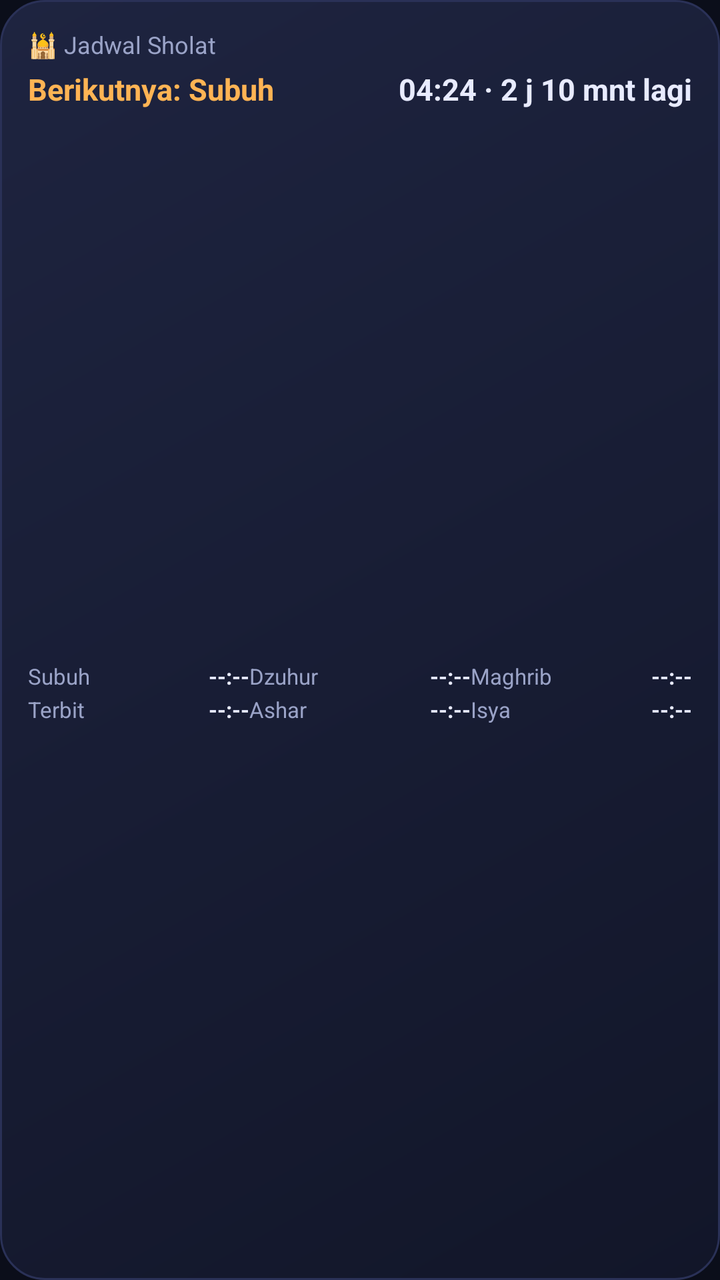
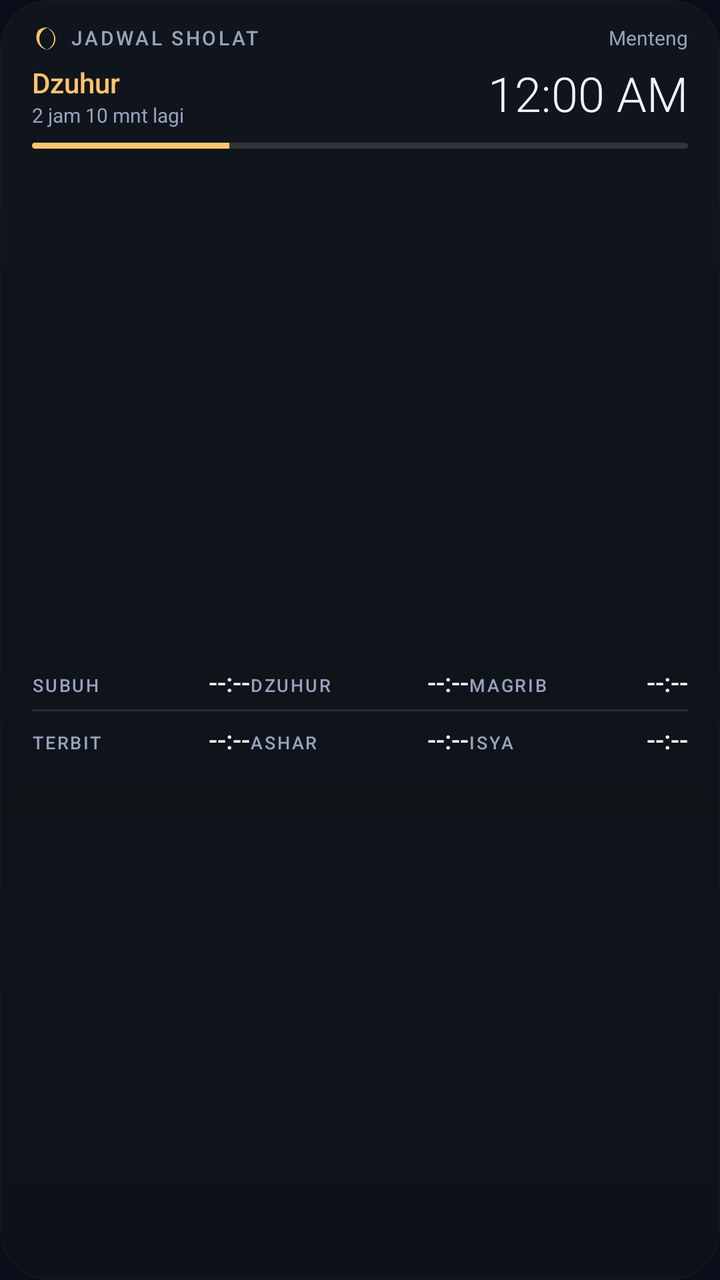

An Android layout rendered at two revisions. The XML below is the earlier revision; the diff shows what the commit changed to produce the second picture.
<!-- AndroidManifest.xml: application theme AppTheme -->
<!-- res/layout/widget_prayer.xml -->
<?xml version="1.0" encoding="utf-8"?>
<LinearLayout xmlns:android="http://schemas.android.com/apk/res/android"
    android:layout_width="match_parent"
    android:layout_height="match_parent"
    android:orientation="vertical"
    android:background="@drawable/widget_bg"
    android:padding="14dp">

    <LinearLayout
        android:layout_width="match_parent"
        android:layout_height="wrap_content"
        android:orientation="horizontal"
        android:gravity="center_vertical">

        <TextView
            android:id="@+id/wpLoc"
            android:layout_width="0dp"
            android:layout_weight="1"
            android:layout_height="wrap_content"
            android:textColor="#9AA3C7"
            android:textSize="12sp"
            android:singleLine="true"
            android:ellipsize="end"
            android:text="🕌 Jadwal Sholat" />
    </LinearLayout>

    <LinearLayout
        android:layout_width="match_parent"
        android:layout_height="wrap_content"
        android:orientation="horizontal"
        android:layout_marginTop="4dp"
        android:gravity="center_vertical">

        <TextView
            android:id="@+id/wpNextName"
            android:layout_width="0dp"
            android:layout_weight="1"
            android:layout_height="wrap_content"
            android:textColor="#FFB454"
            android:textSize="15sp"
            android:textStyle="bold"
            android:text="Berikutnya: Subuh" />

        <TextView
            android:id="@+id/wpNextTime"
            android:layout_width="wrap_content"
            android:layout_height="wrap_content"
            android:textColor="#E8EBFF"
            android:textSize="15sp"
            android:textStyle="bold"
            android:text="04:24 · 2 j 10 mnt lagi" />
    </LinearLayout>

    <LinearLayout
        android:layout_width="match_parent"
        android:layout_height="0dp"
        android:layout_weight="1"
        android:orientation="vertical"
        android:layout_marginTop="10dp"
        android:gravity="center">

        <LinearLayout style="@style/WPRow">
            <TextView style="@style/WPName" android:id="@+id/wpL1" android:text="Subuh" />
            <TextView style="@style/WPTime" android:id="@+id/wpFajr" android:text="--:--" />
            <TextView style="@style/WPName" android:id="@+id/wpL2" android:text="Dzuhur" />
            <TextView style="@style/WPTime" android:id="@+id/wpDhuhr" android:text="--:--" />
            <TextView style="@style/WPName" android:id="@+id/wpL3" android:text="Maghrib" />
            <TextView style="@style/WPTime" android:id="@+id/wpMaghrib" android:text="--:--" />
        </LinearLayout>

        <LinearLayout style="@style/WPRow">
            <TextView style="@style/WPName" android:id="@+id/wpL4" android:text="Terbit" />
            <TextView style="@style/WPTime" android:id="@+id/wpSunrise" android:text="--:--" />
            <TextView style="@style/WPName" android:id="@+id/wpL5" android:text="Ashar" />
            <TextView style="@style/WPTime" android:id="@+id/wpAsr" android:text="--:--" />
            <TextView style="@style/WPName" android:id="@+id/wpL6" android:text="Isya" />
            <TextView style="@style/WPTime" android:id="@+id/wpIsha" android:text="--:--" />
        </LinearLayout>
    </LinearLayout>
</LinearLayout>
<!-- resources referenced by this layout -->
<resources>
  <!-- drawable widget_bg (drawable) -->
  <?xml version="1.0" encoding="utf-8"?>
  <shape xmlns:android="http://schemas.android.com/apk/res/android" android:shape="rectangle">
      <corners android:radius="22dp" />
      <gradient
          android:angle="315"
          android:startColor="#FF1E2440"
          android:endColor="#FF121629"
          android:type="linear" />
      <stroke android:width="1dp" android:color="#FF2A3157" />
  </shape>
  <style name="WPName">
          <item name="android:layout_width">0dp</item>
          <item name="android:layout_height">wrap_content</item>
          <item name="android:layout_weight">1</item>
          <item name="android:textColor">#9AA3C7</item>
          <item name="android:textSize">11sp</item>
      </style>
  <style name="WPRow">
          <item name="android:layout_width">match_parent</item>
          <item name="android:layout_height">wrap_content</item>
          <item name="android:orientation">horizontal</item>
          <item name="android:layout_marginTop">2dp</item>
      </style>
  <style name="WPTime">
          <item name="android:layout_width">0dp</item>
          <item name="android:layout_height">wrap_content</item>
          <item name="android:layout_weight">1</item>
          <item name="android:textColor">#E8EBFF</item>
          <item name="android:textSize">11sp</item>
          <item name="android:textStyle">bold</item>
          <item name="android:gravity">right</item>
      </style>
  <color name="bg_dark">#0B0E1A</color>
  <color name="accent">#7C5CFF</color>
  <color name="accent2">#FFB454</color>
  <!-- unchanged entries left out for length: 1 -->
</resources>

<!-- the commit's change to res/layout/widget_prayer.xml (unified diff, before → after) -->
@@ -1,80 +1,140 @@
 <?xml version="1.0" encoding="utf-8"?>
-<LinearLayout xmlns:android="http://schemas.android.com/apk/res/android"
+<FrameLayout xmlns:android="http://schemas.android.com/apk/res/android"
     android:layout_width="match_parent"
     android:layout_height="match_parent"
-    android:orientation="vertical"
-    android:background="@drawable/widget_bg"
-    android:padding="14dp">
+    android:background="@drawable/widget_bg">
 
     <LinearLayout
         android:layout_width="match_parent"
-        android:layout_height="wrap_content"
-        android:orientation="horizontal"
-        android:gravity="center_vertical">
+        android:layout_height="match_parent"
+        android:orientation="vertical"
+        android:paddingLeft="16dp"
+        android:paddingRight="16dp"
+        android:paddingTop="12dp"
+        android:paddingBottom="12dp">
 
-        <TextView
-            android:id="@+id/wpLoc"
-            android:layout_width="0dp"
-            android:layout_weight="1"
+        
+        <LinearLayout
+            android:layout_width="match_parent"
             android:layout_height="wrap_content"
-            android:textColor="#9AA3C7"
-            android:textSize="12sp"
-            android:singleLine="true"
-            android:ellipsize="end"
-            android:text="🕌 Jadwal Sholat" />
-    </LinearLayout>
+            android:orientation="horizontal"
+            android:gravity="center_vertical">
 
-    <LinearLayout
-        android:layout_width="match_parent"
-        android:layout_height="wrap_content"
-        android:orientation="horizontal"
-        android:layout_marginTop="4dp"
-        android:gravity="center_vertical">
+            <ImageView
+                android:layout_width="13dp"
+                android:layout_height="13dp"
+                android:src="@drawable/ic_w_crescent"
+                android:contentDescription="@null" />
 
-        <TextView
-            android:id="@+id/wpNextName"
-            android:layout_width="0dp"
-            android:layout_weight="1"
-            android:layout_height="wrap_content"
-            android:textColor="#FFB454"
-            android:textSize="15sp"
-            android:textStyle="bold"
-            android:text="Berikutnya: Subuh" />
+            <TextView
+                style="@style/WaLabel"
+                android:layout_width="0dp"
+                android:layout_weight="1"
+                android:layout_height="wrap_content"
+                android:layout_marginLeft="6dp"
+                android:text="JADWAL SHOLAT" />
 
-        <TextView
-            android:id="@+id/wpNextTime"
-            android:layout_width="wrap_content"
-            android:layout_height="wrap_content"
-            android:textColor="#E8EBFF"
-            android:textSize="15sp"
-            android:textStyle="bold"
-            android:text="04:24 · 2 j 10 mnt lagi" />
-    </LinearLayout>
-
-    <LinearLayout
-        android:layout_width="match_parent"
-        android:layout_height="0dp"
-        android:layout_weight="1"
-        android:orientation="vertical"
-        android:layout_marginTop="10dp"
-        android:gravity="center">
-
-        <LinearLayout style="@style/WPRow">
-            <TextView style="@style/WPName" android:id="@+id/wpL1" android:text="Subuh" />
-            <TextView style="@style/WPTime" android:id="@+id/wpFajr" android:text="--:--" />
-            <TextView style="@style/WPName" android:id="@+id/wpL2" android:text="Dzuhur" />
-            <TextView style="@style/WPTime" android:id="@+id/wpDhuhr" android:text="--:--" />
-            <TextView style="@style/WPName" android:id="@+id/wpL3" android:text="Maghrib" />
-            <TextView style="@style/WPTime" android:id="@+id/wpMaghrib" android:text="--:--" />
+            <TextView
+                android:id="@+id/wpLoc"
+                android:layout_width="wrap_content"
+                android:layout_height="wrap_content"
+                android:textColor="#97A2BC"
+                android:textSize="10sp"
+                android:singleLine="true"
+                android:ellipsize="middle"
+                android:maxLength="22"
+                android:text="Menteng" />
         </LinearLayout>
 
-        <LinearLayout style="@style/WPRow">
-            <TextView style="@style/WPName" android:id="@+id/wpL4" android:text="Terbit" />
-            <TextView style="@style/WPTime" android:id="@+id/wpSunrise" android:text="--:--" />
-            <TextView style="@style/WPName" android:id="@+id/wpL5" android:text="Ashar" />
-            <TextView style="@style/WPTime" android:id="@+id/wpAsr" android:text="--:--" />
-            <TextView style="@style/WPName" android:id="@+id/wpL6" android:text="Isya" />
-            <TextView style="@style/WPTime" android:id="@+id/wpIsha" android:text="--:--" />
+        
+        <LinearLayout
+            android:layout_width="match_parent"
+            android:layout_height="wrap_content"
+            android:orientation="horizontal"
+            android:layout_marginTop="6dp"
+            android:gravity="center_vertical">
+
+            <LinearLayout
+                android:layout_width="0dp"
+                android:layout_weight="1"
+                android:layout_height="wrap_content"
+                android:orientation="vertical">
+
+                <TextView
+                    android:id="@+id/wpNextName"
+                    android:layout_width="wrap_content"
+                    android:layout_height="wrap_content"
+                    android:textColor="#FFC46B"
+                    android:textSize="14sp"
+                    android:fontFamily="sans-serif-medium"
+                    android:text="Dzuhur" />
+
+                <TextView
+                    android:id="@+id/wpNextCount"
+                    android:layout_width="wrap_content"
+                    android:layout_height="wrap_content"
+                    android:textColor="#97A2BC"
+                    android:textSize="10sp"
+                    android:text="2 jam 10 mnt lagi" />
+            </LinearLayout>
+
+            <TextClock
+                android:id="@+id/wpClock"
+                android:layout_width="wrap_content"
+                android:layout_height="wrap_content"
+                android:format24Hour="HH:mm"
+                android:format12Hour="hh:mm a"
+                android:fontFamily="sans-serif-light"
+                android:fontFeatureSettings="tnum"
+                android:textColor="#F2F5FB"
+                android:textSize="24sp"
+                android:includeFontPadding="false" />
+        </LinearLayout>
+
+        
+        <ProgressBar
+            android:id="@+id/wpBar"
+            style="?android:attr/progressBarStyleHorizontal"
+            android:layout_width="match_parent"
+            android:layout_height="3dp"
+            android:layout_marginTop="7dp"
+            android:max="1000"
+            android:progress="300"
+            android:progressDrawable="@drawable/widget_progress" />
+
+        
+        <LinearLayout
+            android:layout_width="match_parent"
+            android:layout_height="0dp"
+            android:layout_weight="1"
+            android:orientation="vertical"
+            android:layout_marginTop="8dp"
+            android:gravity="center_vertical">
+
+            <LinearLayout style="@style/WaGridRow">
+                <TextView style="@style/WaCellName" android:text="SUBUH" />
+                <TextView style="@style/WaCellTime" android:id="@+id/wpFajr" android:text="--:--" />
+                <TextView style="@style/WaCellName" android:text="DZUHUR" />
+                <TextView style="@style/WaCellTime" android:id="@+id/wpDhuhr" android:text="--:--" />
+                <TextView style="@style/WaCellName" android:text="MAGRIB" />
+                <TextView style="@style/WaCellTime" android:id="@+id/wpMaghrib" android:text="--:--" />
+            </LinearLayout>
+
+            <TextView
+                android:layout_width="match_parent"
+                android:layout_height="1dp"
+                android:layout_marginTop="5dp"
+                android:layout_marginBottom="5dp"
+                android:background="#1AFFFFFF" />
+
+            <LinearLayout style="@style/WaGridRow">
+                <TextView style="@style/WaCellName" android:text="TERBIT" />
+                <TextView style="@style/WaCellTime" android:id="@+id/wpSunrise" android:text="--:--" />
+                <TextView style="@style/WaCellName" android:text="ASHAR" />
+                <TextView style="@style/WaCellTime" android:id="@+id/wpAsr" android:text="--:--" />
+                <TextView style="@style/WaCellName" android:text="ISYA" />
+                <TextView style="@style/WaCellTime" android:id="@+id/wpIsha" android:text="--:--" />
+            </LinearLayout>
         </LinearLayout>
     </LinearLayout>
-</LinearLayout>
+</FrameLayout>
<!-- resource entries referenced after the edit -->
@@ -1,37 +1,95 @@
 <!-- resources referenced by this layout -->
 <resources>
+  <!-- drawable ic_w_crescent (drawable) -->
+  <?xml version="1.0" encoding="utf-8"?>
+  <vector xmlns:android="http://schemas.android.com/apk/res/android"
+      android:width="24dp"
+      android:height="24dp"
+      android:viewportWidth="24"
+      android:viewportHeight="24">
+      <path
+          android:fillColor="#FFC46B"
+          android:pathData="M15.2,2.6 C10.4,3.6 6.8,7.9 6.8,13.0 C6.8,18.1 10.4,22.4 15.2,23.4 C8.9,23.0 4.0,17.7 4.0,11.4 C4.0,9.0 4.7,6.8 6.0,5.0 C8.5,3.2 11.7,2.3 15.2,2.6 Z" />
+      <path
+          android:fillColor="#FFC46B"
+          android:pathData="M14.0,3.0 C18.4,4.2 21.6,8.4 21.6,13.2 C21.6,18.0 18.4,22.1 14.0,23.2 C18.0,21.0 20.4,17.3 20.4,13.1 C20.4,8.9 18.0,5.2 14.0,3.0 Z" />
+  </vector>
   <!-- drawable widget_bg (drawable) -->
   <?xml version="1.0" encoding="utf-8"?>
-  <shape xmlns:android="http://schemas.android.com/apk/res/android" android:shape="rectangle">
-      <corners android:radius="22dp" />
-      <gradient
-          android:angle="315"
-          android:startColor="#FF1E2440"
-          android:endColor="#FF121629"
-          android:type="linear" />
-      <stroke android:width="1dp" android:color="#FF2A3157" />
-  </shape>
-  <style name="WPName">
+  <layer-list xmlns:android="http://schemas.android.com/apk/res/android">
+      <item>
+          <shape android:shape="rectangle">
+              <corners android:radius="24dp" />
+              <solid android:color="#F20E1219" />
+          </shape>
+      </item>
+      <item>
+          <shape android:shape="rectangle">
+              <corners android:radius="24dp" />
+              <gradient
+                  android:angle="270"
+                  android:startColor="#1F1A2236"
+                  android:endColor="#00000000"
+                  android:type="linear" />
+          </shape>
+      </item>
+      <item>
+          <shape android:shape="rectangle">
+              <corners android:radius="24dp" />
+              <stroke android:width="1dp" android:color="#1A263049" />
+          </shape>
+      </item>
+  </layer-list>
+  <!-- drawable widget_progress (drawable) -->
+  <?xml version="1.0" encoding="utf-8"?>
+  <layer-list xmlns:android="http://schemas.android.com/apk/res/android">
+      <item android:id="@android:id/background">
+          <shape android:shape="rectangle">
+              <corners android:radius="2dp" />
+              <solid android:color="#22FFFFFF" />
+          </shape>
+      </item>
+      <item android:id="@android:id/progress">
+          <clip>
+              <shape android:shape="rectangle">
+                  <corners android:radius="2dp" />
+                  <solid android:color="#FFC46B" />
+              </shape>
+          </clip>
+      </item>
+  </layer-list>
+  <style name="WaCellName">
           <item name="android:layout_width">0dp</item>
+          <item name="android:layout_weight">0.8</item>
           <item name="android:layout_height">wrap_content</item>
+          <item name="android:textColor">#97A2BC</item>
+          <item name="android:textSize">9sp</item>
+          <item name="android:letterSpacing">0.10</item>
+          <item name="android:fontFamily">sans-serif-medium</item>
+      </style>
+  <style name="WaCellTime">
+          <item name="android:layout_width">0dp</item>
           <item name="android:layout_weight">1</item>
-          <item name="android:textColor">#9AA3C7</item>
-          <item name="android:textSize">11sp</item>
+          <item name="android:layout_height">wrap_content</item>
+          <item name="android:textColor">#F2F5FB</item>
+          <item name="android:textSize">13sp</item>
+          <item name="android:fontFamily">sans-serif-medium</item>
+          <item name="android:fontFeatureSettings">tnum</item>
+          <item name="android:gravity">right</item>
       </style>
-  <style name="WPRow">
+  <style name="WaGridRow">
           <item name="android:layout_width">match_parent</item>
           <item name="android:layout_height">wrap_content</item>
           <item name="android:orientation">horizontal</item>
-          <item name="android:layout_marginTop">2dp</item>
       </style>
-  <style name="WPTime">
-          <item name="android:layout_width">0dp</item>
-          <item name="android:layout_height">wrap_content</item>
-          <item name="android:layout_weight">1</item>
-          <item name="android:textColor">#E8EBFF</item>
-          <item name="android:textSize">11sp</item>
-          <item name="android:textStyle">bold</item>
-          <item name="android:gravity">right</item>
+  <style name="WaLabel">
+          <item name="android:textColor">#97A2BC</item>
+          <item name="android:textSize">10sp</item>
+          <item name="android:letterSpacing">0.12</item>
+          <item name="android:textAllCaps">true</item>
+          <item name="android:fontFamily">sans-serif-medium</item>
+          <item name="android:singleLine">true</item>
+          <item name="android:ellipsize">end</item>
       </style>
   <color name="bg_dark">#0B0E1A</color>
   <color name="accent">#7C5CFF</color>
